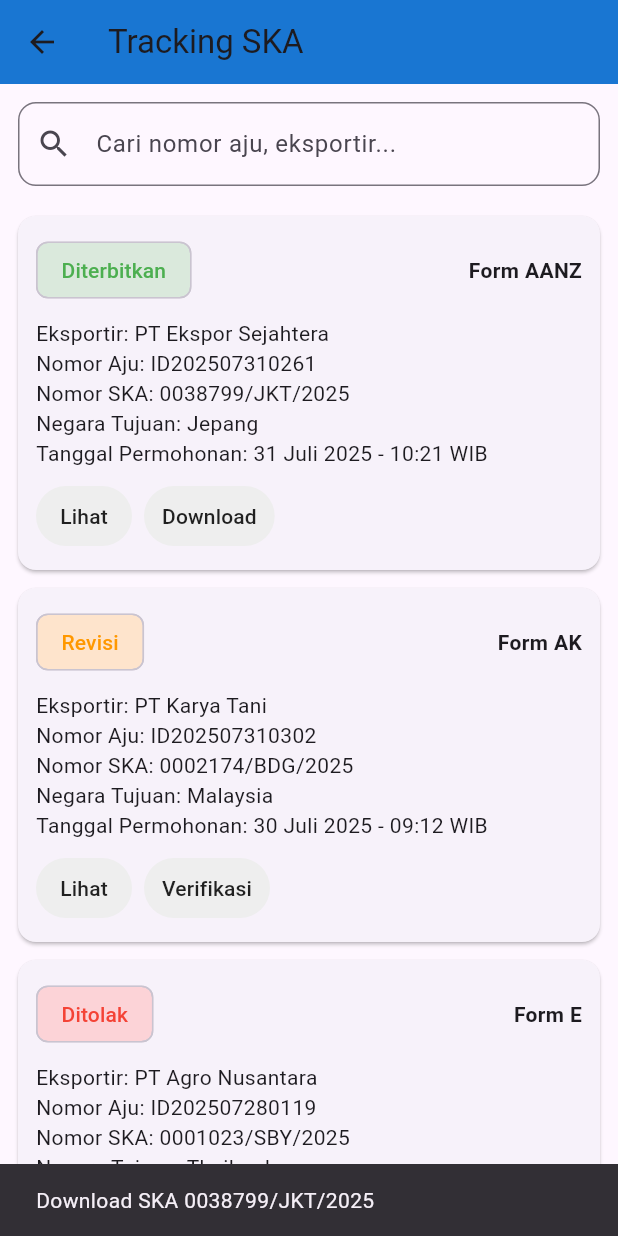
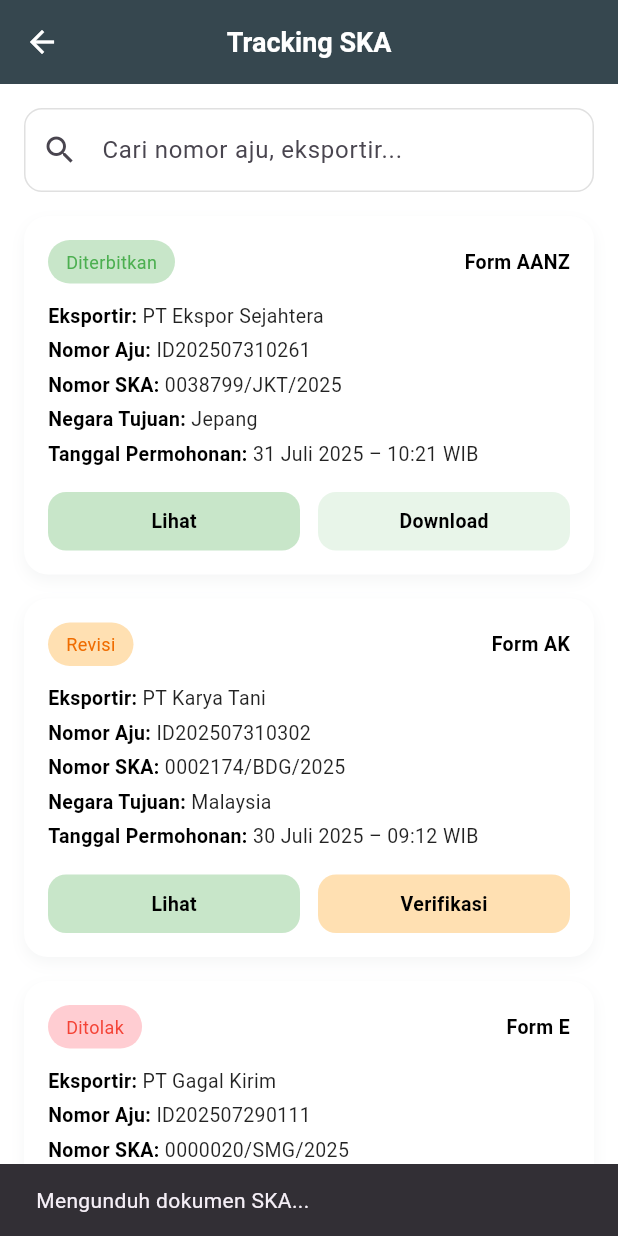
Before and after one commit to akhmdr/ska-mobile, a Flutter app: the TrackingPage screen opened directly, after a tap on "Download", on a phone screen of 412 x 824 dp. Run offline on Flutter 3.47's test engine with Material 3 defaults, Android fonts, the phone set to English and light mode, and no system bars; our stand-ins replace carousel_slider, youtube_player_flutter; accounts and stored records are empty.

Commit message:
halaman tracking

```diff
--- a/lib/main.dart
+++ b/lib/main.dart
@@ -7,7 +7,6 @@ import 'package:ska_mobile/modules/profil/petunjuk_penggunaan_page.dart';
 import 'package:ska_mobile/modules/profil/profil_perusahaan_page.dart';
 import 'package:ska_mobile/modules/profil/tentang_aplikasi_page.dart';
 import 'package:ska_mobile/modules/profil/video_tutorial_page.dart';
-import 'package:ska_mobile/modules/eksportir/detail_eksportir_page.dart';
 import 'modules/login/login_page.dart';
 
 void main() {
--- a/lib/modules/tracking/tracking_page.dart
+++ b/lib/modules/tracking/tracking_page.dart
@@ -1,185 +1,215 @@
 import 'package:flutter/material.dart';
+import 'package:ska_mobile/core/theme/app_theme.dart';
+import 'package:ska_mobile/core/widgets/custom_app_bar.dart';
 import 'package:ska_mobile/modules/tracking/detail_ska_page.dart';
 
 class TrackingPage extends StatelessWidget {
   const TrackingPage({super.key});
 
-  @override
-  Widget build(BuildContext context) {
-    final skaList = [
+  final List<Map<String, String>> dummyTracking = const [
     {
       'status': 'Diterbitkan',
       'form': 'Form AANZ',
+      'eksportir': 'PT Ekspor Sejahtera',
       'nomorAju': 'ID202507310261',
       'nomorSKA': '0038799/JKT/2025',
-        'eksportir': 'PT Ekspor Sejahtera',
       'negara': 'Jepang',
-        'tanggal': '31 Juli 2025 - 10:21 WIB',
+      'tanggal': '31 Juli 2025 – 10:21 WIB',
     },
     {
       'status': 'Revisi',
       'form': 'Form AK',
+      'eksportir': 'PT Karya Tani',
       'nomorAju': 'ID202507310302',
       'nomorSKA': '0002174/BDG/2025',
-        'eksportir': 'PT Karya Tani',
       'negara': 'Malaysia',
-        'tanggal': '30 Juli 2025 - 09:12 WIB',
+      'tanggal': '30 Juli 2025 – 09:12 WIB',
     },
     {
       'status': 'Ditolak',
       'form': 'Form E',
-        'nomorAju': 'ID202507280119',
-        'nomorSKA': '0001023/SBY/2025',
-        'eksportir': 'PT Agro Nusantara',
-        'negara': 'Thailand',
-        'tanggal': '28 Juli 2025 - 13:45 WIB',
-      },
-      {
-        'status': 'Diproses',
-        'form': 'Form IJEPA',
-        'nomorAju': 'ID202507290456',
-        'nomorSKA': '0009871/MKS/2025',
-        'eksportir': 'CV Berkat Laut',
-        'negara': 'Korea Selatan',
-        'tanggal': '29 Juli 2025 - 08:30 WIB',
+      'eksportir': 'PT Gagal Kirim',
+      'nomorAju': 'ID202507290111',
+      'nomorSKA': '0000020/SMG/2025',
+      'negara': 'India',
+      'tanggal': '29 Juli 2025 – 08:00 WIB',
     },
   ];
 
+  @override
+  Widget build(BuildContext context) {
     return Scaffold(
-      appBar: AppBar(
-        title: const Text('Tracking SKA'),
-        backgroundColor: Colors.blue[700],
+      appBar: const CustomAppBar(title: 'Tracking SKA'),
+      backgroundColor: AppTheme.backgroundColor,
+      body: ListView(
+        padding: const EdgeInsets.all(16),
+        children: [
+          _buildSearchBar(),
+          const SizedBox(height: 16),
+          ...dummyTracking
+              .map((data) => _buildTrackingCard(context, data))
+              .toList(),
+        ],
       ),
-      body: Column(
-        children: [
-          // Search bar
-          Padding(
-            padding: const EdgeInsets.all(12),
-            child: TextField(
+    );
+  }
+
+  Widget _buildSearchBar() {
+    return TextField(
       decoration: InputDecoration(
         hintText: 'Cari nomor aju, eksportir...',
         prefixIcon: const Icon(Icons.search),
-                border: OutlineInputBorder(borderRadius: BorderRadius.circular(12)),
+        filled: true,
+        fillColor: AppTheme.whiteColor,
+        border: OutlineInputBorder(
+          borderRadius: BorderRadius.circular(12),
+          borderSide: BorderSide(color: Colors.grey.shade300),
+        ),
+        enabledBorder: OutlineInputBorder(
+          borderRadius: BorderRadius.circular(12),
+          borderSide: BorderSide(color: Colors.grey.shade300),
+        ),
+        focusedBorder: OutlineInputBorder(
+          borderRadius: BorderRadius.circular(12),
+          borderSide: const BorderSide(color: AppTheme.primaryColor),
         ),
       ),
+    );
+  }
+
+  Widget _buildTrackingCard(BuildContext context, Map<String, String> data) {
+    return Container(
+      margin: const EdgeInsets.only(bottom: 16),
+      padding: const EdgeInsets.all(16),
+      decoration: BoxDecoration(
+        color: AppTheme.whiteColor,
+        borderRadius: BorderRadius.circular(16),
+        boxShadow: [
+          BoxShadow(
+            color: AppTheme.primaryColor.withOpacity(0.05),
+            blurRadius: 8,
+            offset: const Offset(0, 4),
           ),
-          Expanded(
-            child: ListView.builder(
-              padding: const EdgeInsets.symmetric(horizontal: 12, vertical: 8),
-              itemCount: skaList.length,
-              itemBuilder: (context, index) {
-                final item = skaList[index];
-                return _SkaCard(data: item);
+        ],
+      ),
+      child: Column(
+        crossAxisAlignment: CrossAxisAlignment.start,
+        children: [
+          // Row status + form
+          Row(
+            mainAxisAlignment: MainAxisAlignment.spaceBetween,
+            children: [
+              _buildStatusBadge(data['status']!),
+              Text(data['form']!, style: AppTheme.textBold13),
+            ],
+          ),
+          const SizedBox(height: 12),
+          _buildInfo('Eksportir', data['eksportir']!),
+          _buildInfo('Nomor Aju', data['nomorAju']!),
+          _buildInfo('Nomor SKA', data['nomorSKA']!),
+          _buildInfo('Negara Tujuan', data['negara']!),
+          _buildInfo('Tanggal Permohonan', data['tanggal']!),
+          const SizedBox(height: 12),
+          Row(
+            children: [
+              _buildActionButton(
+                label: 'Lihat',
+                color: Colors.green.shade100,
+                onTap: () {
+                  Navigator.push(
+                        context,
+                        MaterialPageRoute(builder: (_) => DetailSkaPage()),
+                      );;
                 },
               ),
+              const SizedBox(width: 12),
+              if (data['status'] == 'Diterbitkan')
+                _buildActionButton(
+                  label: 'Download',
+                  color: Colors.green.shade50,
+                  onTap: () {
+                    ScaffoldMessenger.of(context).showSnackBar(
+                      const SnackBar(content: Text('Mengunduh dokumen SKA...')),
+                    );
+                  },
+                ),
+              if (data['status'] == 'Revisi')
+                _buildActionButton(
+                  label: 'Verifikasi',
+                  color: Colors.orange.shade100,
+                  onTap: () {},
+                ),
+            ],
           ),
         ],
       ),
     );
   }
+
+  Widget _buildStatusBadge(String status) {
+    Color bgColor;
+    Color textColor;
+
+    switch (status) {
+      case 'Diterbitkan':
+        bgColor = Colors.green.shade100;
+        textColor = Colors.green;
+        break;
+      case 'Revisi':
+        bgColor = Colors.orange.shade100;
+        textColor = Colors.orange.shade800;
+        break;
+      case 'Ditolak':
+        bgColor = Colors.red.shade100;
+        textColor = Colors.red;
+        break;
+      default:
+        bgColor = Colors.grey.shade300;
+        textColor = Colors.black;
     }
 
-class _SkaCard extends StatelessWidget {
-  final Map<String, String> data;
-
-  const _SkaCard({required this.data});
-
-  Color _getStatusColor(String status) {
-    switch (status) {
-      case 'Diterbitkan':
-        return Colors.green;
-      case 'Ditolak':
-        return Colors.red;
-      case 'Revisi':
-        return Colors.orange;
-      case 'Diproses':
-        return Colors.blue;
-      default:
-        return Colors.grey;
-    }
+    return Container(
+      padding: const EdgeInsets.symmetric(horizontal: 12, vertical: 6),
+      decoration: BoxDecoration(
+        color: bgColor,
+        borderRadius: BorderRadius.circular(20),
+      ),
+      child: Text(status, style: TextStyle(fontSize: 12, color: textColor)),
+    );
   }
 
-  List<String> _getActionForStatus(String status) {
-    switch (status) {
-      case 'Diterbitkan':
-        return ['Lihat', 'Download'];
-      case 'Revisi':
-        return ['Lihat', 'Verifikasi'];
-      case 'Ditolak':
-        return ['Lihat'];
-      case 'Diproses':
-        return ['Lihat', 'Verifikasi'];
-      default:
-        return ['Lihat'];
-    }
-  }
-
-  @override
-  Widget build(BuildContext context) {
-    final actions = _getActionForStatus(data['status']!);
-
-    return Card(
-      margin: const EdgeInsets.only(bottom: 12),
-      shape: RoundedRectangleBorder(borderRadius: BorderRadius.circular(12)),
-      child: Padding(
-        padding: const EdgeInsets.all(12),
-        child: Column(
-          crossAxisAlignment: CrossAxisAlignment.start,
+  Widget _buildInfo(String label, String value) {
+    return Padding(
+      padding: const EdgeInsets.only(bottom: 4),
+      child: Text.rich(
+        TextSpan(
           children: [
-            // Top row: status + form
-            Row(
-              mainAxisAlignment: MainAxisAlignment.spaceBetween,
-              children: [
-                Chip(
-                  label: Text(data['status']!),
-                  backgroundColor: _getStatusColor(data['status']!).withOpacity(0.2),
-                  labelStyle: TextStyle(color: _getStatusColor(data['status']!)),
-                ),
-                Text(data['form']!, style: const TextStyle(fontWeight: FontWeight.bold)),
-              ],
-            ),
-            const SizedBox(height: 8),
-            Text('Eksportir: ${data['eksportir']}'),
-            Text('Nomor Aju: ${data['nomorAju']}'),
-            Text('Nomor SKA: ${data['nomorSKA']}'),
-            Text('Negara Tujuan: ${data['negara']}'),
-            Text('Tanggal Permohonan: ${data['tanggal']}'),
-            const SizedBox(height: 8),
-            Wrap(
-              spacing: 8,
-              children: actions.map((label) {
-                return ElevatedButton(
-                  onPressed: () {
-                    if (label == 'Lihat') {
-                      Navigator.push(
-                        context,
-                        MaterialPageRoute(builder: (_) => DetailSkaPage()),
-                      );
-                    } else if (label == 'Verifikasi') {
-                      // Handle verification logic
-                      ScaffoldMessenger.of(context).showSnackBar(
-                        SnackBar(content: Text('Verifikasi untuk ${data['nomorAju']}')),
-                      );
-                    } else if (label == 'Download') {
-                      // Handle download logic
-                      ScaffoldMessenger.of(context).showSnackBar(
-                        SnackBar(content: Text('Download SKA ${data['nomorSKA']}')),
-                      );
-                    }
-                  },
-                  style: ElevatedButton.styleFrom(
-                    padding: const EdgeInsets.symmetric(horizontal: 12, vertical: 4),
-                    backgroundColor: Colors.grey[200],
-                    foregroundColor: Colors.black87,
-                    elevation: 0,
-                  ),
-                  child: Text(label),
-                );
-              }).toList(),
-            ),
+            TextSpan(text: '$label: ', style: AppTheme.textBold13),
+            TextSpan(text: value, style: AppTheme.textRegular13),
           ],
         ),
       ),
     );
   }
+
+  Widget _buildActionButton({
+    required String label,
+    required Color color,
+    required VoidCallback onTap,
+  }) {
+    return Expanded(
+      child: GestureDetector(
+        onTap: onTap,
+        child: Container(
+          alignment: Alignment.center,
+          padding: const EdgeInsets.symmetric(vertical: 10),
+          decoration: BoxDecoration(
+            color: color,
+            borderRadius: BorderRadius.circular(12),
+          ),
+          child: Text(label, style: AppTheme.textBold13),
+        ),
+      ),
+    );
   }
+}
```
Lines whose indentation alone changed are shown as unchanged.
